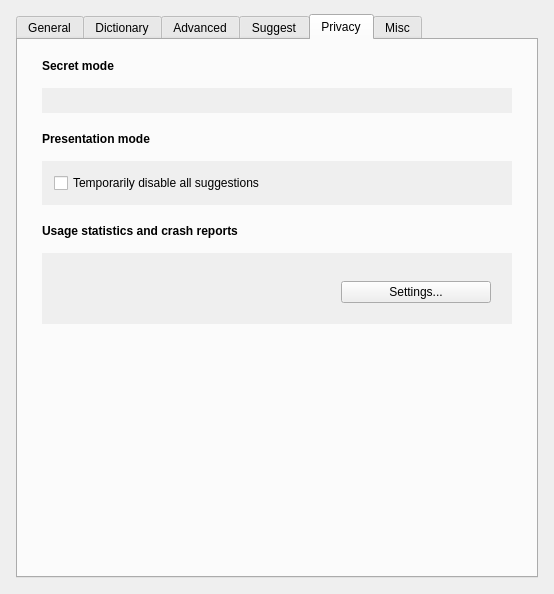
The window that src/gui/config_dialog/config_dialog.ui (yoshikiobata/mozc) describes before a commit, drawn with Qt 5.
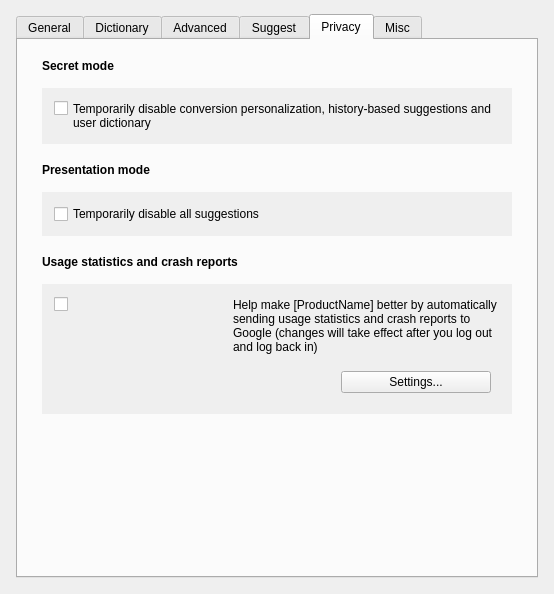
The same window after the commit. The open tabs and pages were chosen to show the change. Custom widgets are drawn as their Qt base class.

Commit message:
Revert "fix custom widget"
This reverts commit f97bcf8d21ebfe5488c93aefbb5739f010a5ce59.

The edit to the form file:
```diff
--- a/src/gui/config_dialog/config_dialog.ui
+++ b/src/gui/config_dialog/config_dialog.ui
@@ -1274,17 +1274,36 @@
            <property name="horizontalSpacing">
             <number>2</number>
            </property>
-           <item row="0" column="0" colspan="2">
-            <widget class="AlignedWrappedCheckBoxRow" name="incognitoModeCheckBox" native="true">
+           <item row="0" column="0" alignment="Qt::AlignmentFlag::AlignLeft|Qt::AlignmentFlag::AlignTop">
+            <widget class="QCheckBox" name="incognitoModeCheckBox">
+             <property name="sizePolicy">
+              <sizepolicy hsizetype="Fixed" vsizetype="Fixed">
+               <horstretch>0</horstretch>
+               <verstretch>0</verstretch>
+              </sizepolicy>
+             </property>
+             <property name="tristate">
+              <bool>false</bool>
+             </property>
+            </widget>
+           </item>
+           <item row="0" column="1">
+            <widget class="QLabel" name="incognitoModeMessage">
              <property name="sizePolicy">
               <sizepolicy hsizetype="Expanding" vsizetype="Preferred">
                <horstretch>0</horstretch>
                <verstretch>0</verstretch>
               </sizepolicy>
              </property>
-             <property name="text" stdset="0">
+             <property name="styleSheet">
+              <string>padding: 1px 0px 2px 0px</string>
+             </property>
+             <property name="text">
               <string>Temporarily disable conversion personalization, history-based suggestions and user dictionary</string>
              </property>
+             <property name="wordWrap">
+              <bool>true</bool>
+             </property>
             </widget>
            </item>
           </layout>
@@ -1412,17 +1431,30 @@
               <property name="horizontalSpacing">
                <number>2</number>
               </property>
-              <item row="0" column="0" colspan="2">
-               <widget class="AlignedWrappedCheckBoxRow" name="usageStatsCheckBox" native="true">
+              <item row="0" column="0" alignment="Qt::AlignmentFlag::AlignLeft|Qt::AlignmentFlag::AlignTop">
+               <widget class="QCheckBox" name="usageStatsCheckBox">
                 <property name="sizePolicy">
-                 <sizepolicy hsizetype="Expanding" vsizetype="Preferred">
+                 <sizepolicy hsizetype="Fixed" vsizetype="Fixed">
                   <horstretch>0</horstretch>
                   <verstretch>0</verstretch>
                  </sizepolicy>
                 </property>
-                <property name="text" stdset="0">
+                <property name="tristate">
+                 <bool>false</bool>
+                </property>
+               </widget>
+              </item>
+              <item row="0" column="1">
+               <widget class="QLabel" name="usageStatsMessage">
+                <property name="styleSheet">
+                 <string>padding: 1px 0px 2px 0px</string>
+                </property>
+                <property name="text">
                  <string>Help make [ProductName] better by automatically sending usage statistics and crash reports to Google (changes will take effect after you log out and log back in)</string>
                 </property>
+                <property name="wordWrap">
+                 <bool>true</bool>
+                </property>
                </widget>
               </item>
               <item row="1" column="0" colspan="2">
@@ -1915,11 +1947,6 @@
    <extends>QTableWidget</extends>
    <header>gui/config_dialog/character_form_editor.h</header>
   </customwidget>
-  <customwidget>
-   <class>AlignedWrappedCheckBoxRow</class>
-   <extends>QWidget</extends>
-   <header>gui/config_dialog/aligned_wrapped_check_box_row.h</header>
-  </customwidget>
  </customwidgets>
  <tabstops>
   <tabstop>configDialogTabWidget</tabstop>
```
Left out of the diff: 2 changed lines with no effect on the pictures. The commit also changes 7 other files.
